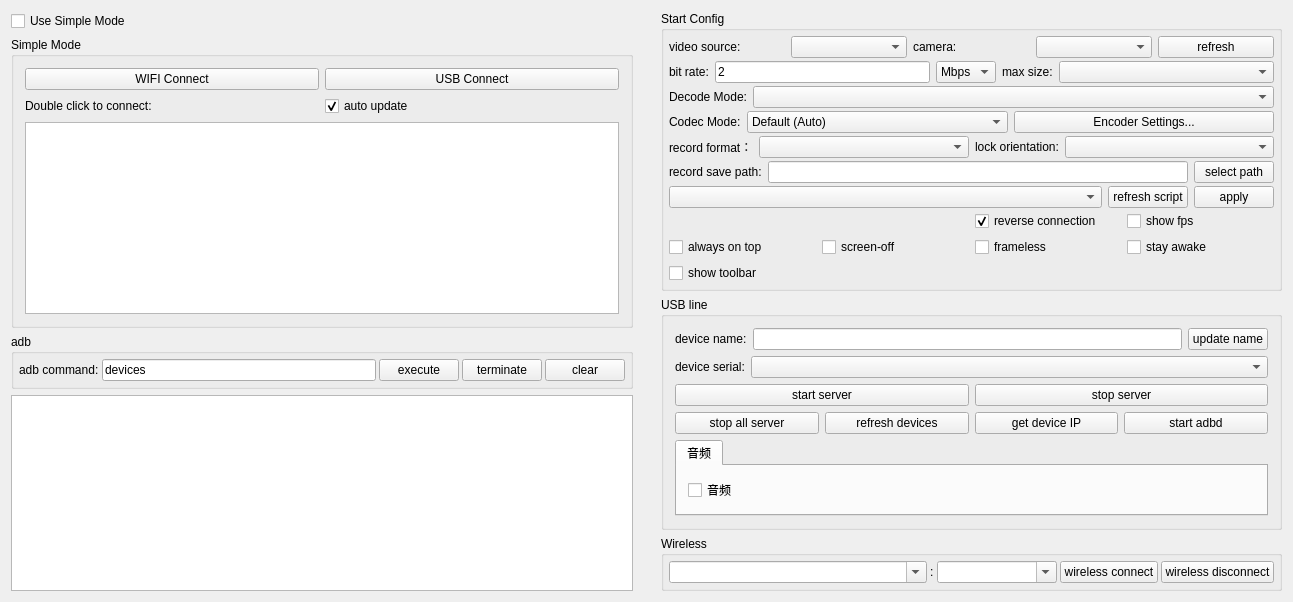
Old version of the form QtScrcpy/ui/dialog.ui in the repository upquark-dev/QtScrcpy.
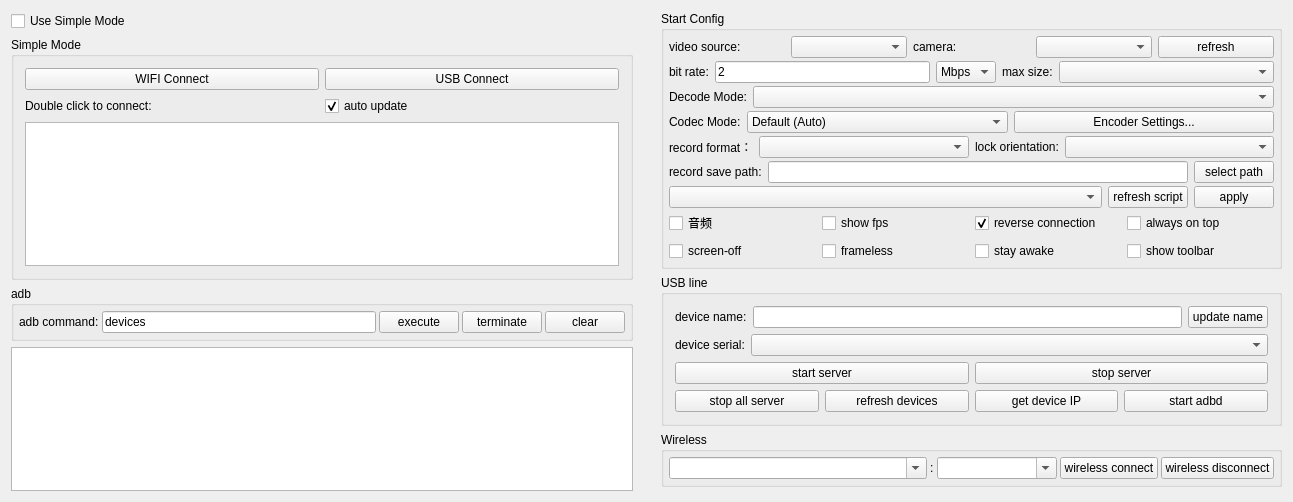
New version of the form.

Commit message: ui: place audio checkbox in the main options grid where record screen used to be

Diff of the .ui file:
```diff
--- a/QtScrcpy/ui/dialog.ui
+++ b/QtScrcpy/ui/dialog.ui
@@ -786,7 +786,7 @@
             <property name="bottomMargin">
              <number>0</number>
             </property>
-            <item row="0" column="4">
+            <item row="0" column="1">
              <widget class="QCheckBox" name="fpsCheck">
               <property name="sizePolicy">
                <sizepolicy hsizetype="Preferred" vsizetype="Preferred">
@@ -799,7 +799,7 @@
               </property>
              </widget>
             </item>
-            <item row="1" column="0">
+            <item row="0" column="3">
              <widget class="QCheckBox" name="alwaysTopCheck">
               <property name="sizePolicy">
                <sizepolicy hsizetype="Preferred" vsizetype="Preferred">
@@ -815,7 +815,17 @@
               </property>
              </widget>
             </item>
-            <item row="0" column="3">
+            <item row="0" column="0">
+             <widget class="QCheckBox" name="audioForwardCheck">
+              <property name="toolTip">
+               <string>将设备声音转发到电脑播放。需要 Android 11+，默认 playback 采集源需要 Android 13+。录制带声音同样依赖此音频通道。</string>
+              </property>
+              <property name="text">
+               <string>音频</string>
+              </property>
+             </widget>
+            </item>
+            <item row="0" column="2">
              <widget class="QCheckBox" name="useReverseCheck">
               <property name="sizePolicy">
                <sizepolicy hsizetype="Preferred" vsizetype="Preferred">
@@ -831,7 +841,7 @@
               </property>
              </widget>
             </item>
-            <item row="1" column="1">
+            <item row="1" column="0">
              <widget class="QCheckBox" name="closeScreenCheck">
               <property name="sizePolicy">
                <sizepolicy hsizetype="Preferred" vsizetype="Preferred">
@@ -844,7 +854,7 @@
               </property>
              </widget>
             </item>
-            <item row="1" column="3">
+            <item row="1" column="1">
              <widget class="QCheckBox" name="framelessCheck">
               <property name="sizePolicy">
                <sizepolicy hsizetype="Preferred" vsizetype="Preferred">
@@ -857,7 +867,7 @@
               </property>
              </widget>
             </item>
-            <item row="1" column="4">
+            <item row="1" column="2">
              <widget class="QCheckBox" name="stayAwakeCheck">
               <property name="sizePolicy">
                <sizepolicy hsizetype="Preferred" vsizetype="Preferred">
@@ -870,7 +880,7 @@
               </property>
              </widget>
             </item>
-            <item row="2" column="0">
+            <item row="1" column="3">
              <widget class="QCheckBox" name="showToolbar">
               <property name="text">
                <string>show toolbar</string>
@@ -1146,30 +1156,6 @@
            </layout>
           </widget>
          </item>
-         <item>
-          <widget class="QTabWidget" name="audioTabWidget">
-           <property name="currentIndex">
-            <number>0</number>
-           </property>
-           <widget class="QWidget" name="audioTab">
-            <attribute name="title">
-             <string>音频</string>
-            </attribute>
-            <layout class="QHBoxLayout" name="audioTabLayout">
-             <item>
-              <widget class="QCheckBox" name="audioForwardCheck">
-               <property name="toolTip">
-                <string>将设备声音转发到电脑播放。需要 Android 11+，默认 playback 采集源需要 Android 13+。录制带声音同样依赖此音频通道。</string>
-               </property>
-               <property name="text">
-                <string>音频</string>
-               </property>
-              </widget>
-             </item>
-            </layout>
-           </widget>
-          </widget>
-         </item>
         </layout>
        </widget>
       </item>
```
